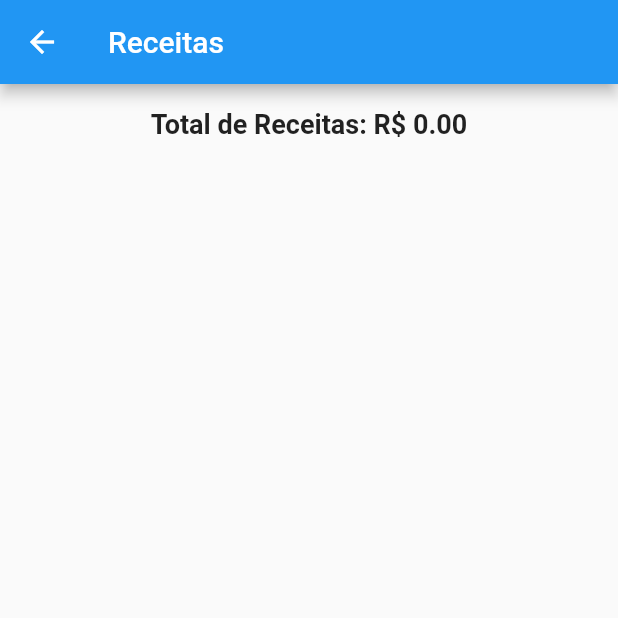
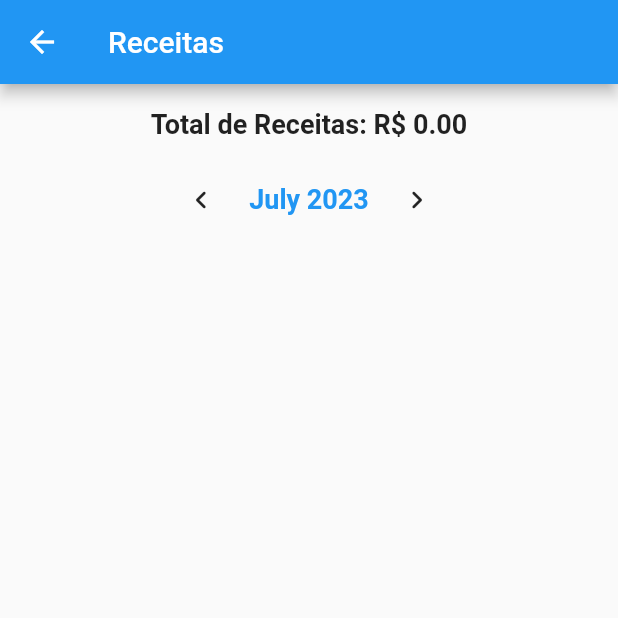
Before and after one commit to abeeatriz/da_minha_conta, a Flutter app: the screen it shows after launch, after a tap on "Receitas", on a phone screen of 412 x 824 dp, the top half of it. Run offline on Flutter 3.47's test engine with Material 2 defaults, Android fonts, the phone set to English and light mode, and no system bars; our stand-ins replace extended_masked_text, image_picker, sqflite; accounts and stored records are empty.

Commit message:
add MonthSelector

```diff
--- /dev/null
+++ b/lib/components/month_selector.dart
@@ -0,0 +1,49 @@
+import 'package:flutter/material.dart';
+import 'package:intl/intl.dart';
+
+class MonthSelector extends StatelessWidget {
+  final DateTime selectedMonth;
+  final Function(DateTime) onPreviousMonthPressed;
+  final Function() onCurrentMonthPressed;
+  final Function(DateTime) onNextMonthPressed;
+
+  const MonthSelector({
+    Key? key,
+    required this.selectedMonth,
+    required this.onPreviousMonthPressed,
+    required this.onCurrentMonthPressed,
+    required this.onNextMonthPressed,
+  }) : super(key: key);
+
+  @override
+  Widget build(BuildContext context) {
+    return Row(
+      mainAxisAlignment: MainAxisAlignment.center,
+      children: [
+        IconButton(
+          icon: const Icon(Icons.chevron_left_rounded),
+          onPressed: () {
+            final previousMonth = DateTime(selectedMonth.year, selectedMonth.month - 1);
+            onPreviousMonthPressed(previousMonth);
+          },
+        ),
+        TextButton(
+          child: Text(
+            DateFormat('MMMM yyyy').format(selectedMonth),
+            style: const TextStyle(fontSize: 18, fontWeight: FontWeight.bold),
+          ),
+          onPressed: () {
+            onCurrentMonthPressed();
+          },
+        ),
+        IconButton(
+          icon: const Icon(Icons.chevron_right_rounded),
+          onPressed: () {
+            final nextMonth = DateTime(selectedMonth.year, selectedMonth.month + 1);
+            onNextMonthPressed(nextMonth);
+          },
+        ),
+      ],
+    );
+  }
+}
--- a/lib/dao/receita_dao.dart
+++ b/lib/dao/receita_dao.dart
@@ -64,6 +64,33 @@ class ReceitaDAO {
     return receitas;
   }
 
+// Função para obter as receitas do banco de dados de um determinado mês
+Future<List<Receita>> getReceitasPorMes(int month, int year) async {
+  final db = await _databaseHelper.database;
+  final List<Map<String, dynamic>> maps = await db.rawQuery('''
+    SELECT r.*
+    FROM receita r
+    INNER JOIN transacao t ON r.transacao = t.id
+    WHERE strftime('%m', t.data) = ? AND strftime('%Y', t.data) = ?
+  ''', [month.toString().padLeft(2, '0'), year.toString()]);
+
+  List<Receita> receitas = [];
+
+  for (var map in maps) {
+    final transacaoId = map['transacao'];
+    Transacao? transacao = await _transacaoDAO.getTransacao(transacaoId);
+    final contaId = map['conta'];
+    Conta? conta = await _contaDAO.getConta(contaId);
+
+    if (transacao != null && conta != null) {
+      Receita receita = Receita(transacao: transacao, conta: conta);
+      receitas.add(receita);
+    }
+  }
+
+  return receitas;
+}
+
   // Função para obter uma receita pelo ID
   Future<Receita?> getReceita(int transacaoId) async {
     final db = await _databaseHelper.database;
--- a/lib/screens/receitas/listar_receitas.dart
+++ b/lib/screens/receitas/listar_receitas.dart
@@ -1,3 +1,4 @@
+import 'package:da_minha_conta/components/month_selector.dart';
 import 'package:da_minha_conta/dao/conta_dao.dart';
 import 'package:da_minha_conta/dao/database_helper.dart';
 import 'package:da_minha_conta/dao/receita_dao.dart';
@@ -20,6 +21,7 @@ class ReceitasScreenState extends State<ReceitasScreen> {
   late ReceitaDAO _receitaDAO;
 
   List<Receita> receitas = [];
+  late DateTime selectedMonth;
 
   double calcularTotalReceitas() {
     double total = 0;
@@ -36,14 +38,36 @@ class ReceitasScreenState extends State<ReceitasScreen> {
     _contaDAO = ContaDAO(_databaseHelper);
     _receitaDAO = ReceitaDAO(_databaseHelper, _transacaoDAO, _contaDAO);
 
+    selectedMonth = DateTime.now();
     carregarReceitas();
   }
 
   Future<void> carregarReceitas() async {
-    List<Receita> receitasCarregadas = await _receitaDAO.getReceitas();
+    List<Receita> receitasCarregadas = await _receitaDAO.getReceitasPorMes(selectedMonth.month, selectedMonth.year);
     setState(() {
       receitas = receitasCarregadas;
     });
+  }
+
+    void goToPreviousMonth(DateTime previousMonth) {
+    setState(() {
+      selectedMonth = previousMonth;
+    });
+    carregarReceitas();
+  }
+
+  void goToCurrentMonth() {
+    setState(() {
+      selectedMonth = DateTime.now();
+    });
+    carregarReceitas();
+  }
+
+  void goToNextMonth(DateTime nextMonth) {
+    setState(() {
+      selectedMonth = nextMonth;
+    });
+    carregarReceitas();
   }
 
   @override
@@ -63,6 +87,12 @@ class ReceitasScreenState extends State<ReceitasScreen> {
                 fontWeight: FontWeight.bold,
               ),
             ),
+          ),
+          MonthSelector(
+            selectedMonth: selectedMonth,
+            onPreviousMonthPressed: goToPreviousMonth,
+            onCurrentMonthPressed: goToCurrentMonth,
+            onNextMonthPressed: goToNextMonth,
           ),
           Expanded(
             child: ListView.builder(
```
